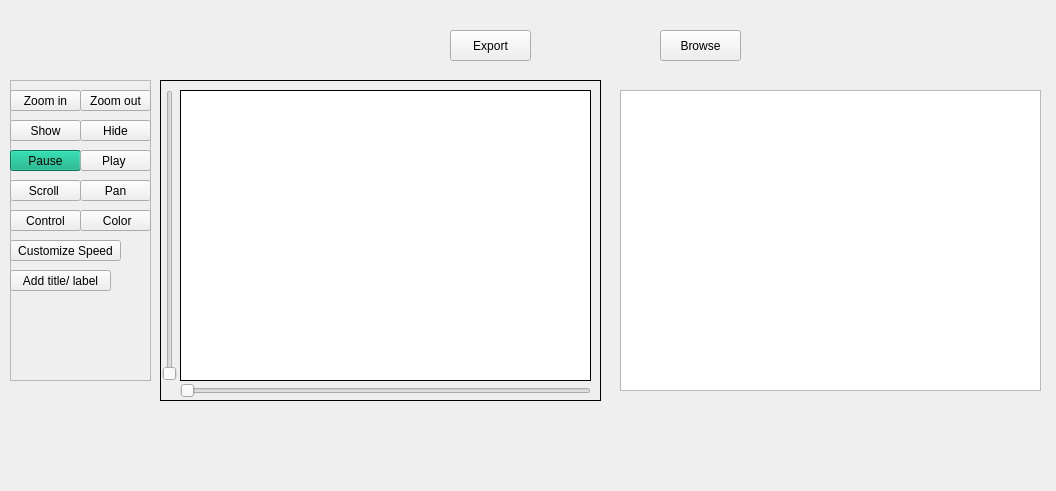
First picture: the form in Task 1 - Signal Viewer/main.ui, repository jemmyyy/dsptasks, before the edit.
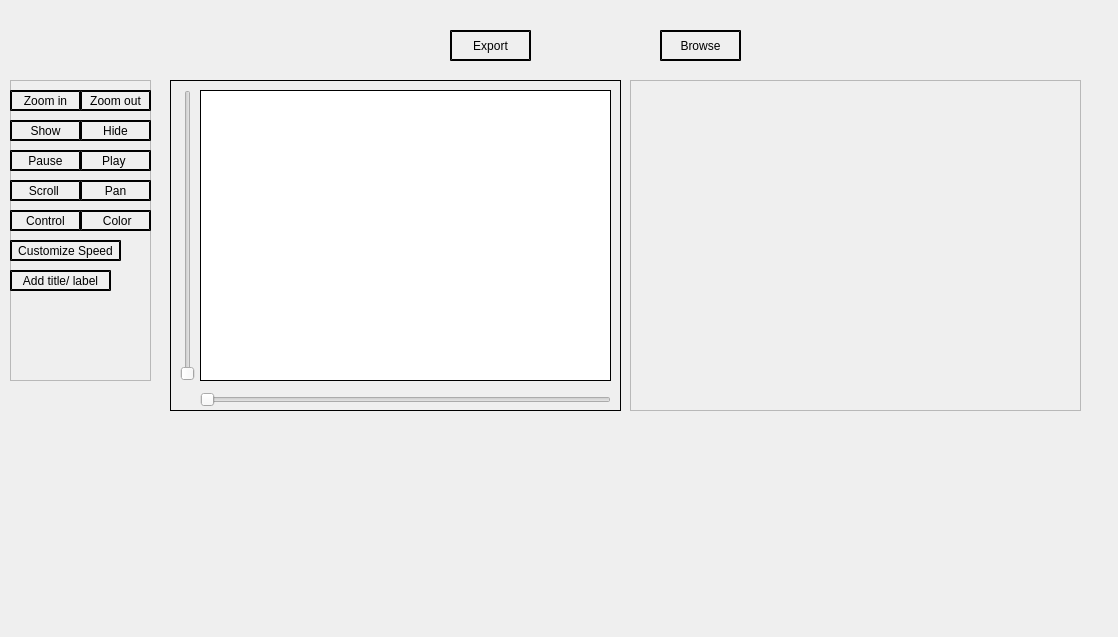
Second picture: the form after the edit. Icons and pictures are not drawn. Custom widgets are drawn as their Qt base class.

The edit to the form file:
```diff
--- a/Task 1 - Signal Viewer/main.ui
+++ b/Task 1 - Signal Viewer/main.ui
@@ -6,8 +6,8 @@
    <rect>
     <x>0</x>
     <y>0</y>
-    <width>1056</width>
-    <height>491</height>
+    <width>1118</width>
+    <height>637</height>
    </rect>
   </property>
   <property name="windowTitle">
@@ -29,7 +29,12 @@
     <string>&lt;html&gt;&lt;head/&gt;&lt;body&gt;&lt;p&gt;Press to Browse&lt;/p&gt;&lt;/body&gt;&lt;/html&gt;</string>
    </property>
    <property name="styleSheet">
-    <string notr="true"/>
+    <string notr="true">QPushButton
+{
+    border-style: outset;
+    border-width: 2px;
+    border-color: black;
+}</string>
    </property>
    <property name="text">
     <string>Browse</string>
@@ -38,10 +43,10 @@
   <widget class="QFrame" name="frame">
    <property name="geometry">
     <rect>
-     <x>160</x>
+     <x>170</x>
      <y>80</y>
-     <width>441</width>
-     <height>321</height>
+     <width>451</width>
+     <height>331</height>
     </rect>
    </property>
    <property name="styleSheet">
@@ -58,22 +63,12 @@
    <property name="frameShadow">
     <enum>QFrame::Raised</enum>
    </property>
-   <widget class="QGraphicsView" name="SignalView">
-    <property name="geometry">
-     <rect>
-      <x>20</x>
-      <y>10</y>
-      <width>411</width>
-      <height>291</height>
-     </rect>
-    </property>
-   </widget>
    <widget class="QSlider" name="verticalSlider">
     <property name="geometry">
      <rect>
-      <x>0</x>
+      <x>10</x>
       <y>10</y>
-      <width>20</width>
+      <width>16</width>
       <height>291</height>
      </rect>
     </property>
@@ -84,16 +79,26 @@
    <widget class="QSlider" name="horizontalSlider">
     <property name="geometry">
      <rect>
-      <x>20</x>
-      <y>300</y>
+      <x>30</x>
+      <y>310</y>
       <width>411</width>
-      <height>21</height>
+      <height>20</height>
      </rect>
     </property>
     <property name="orientation">
      <enum>Qt::Horizontal</enum>
     </property>
    </widget>
+   <widget class="PlotWidget" name="graphicsView">
+    <property name="geometry">
+     <rect>
+      <x>30</x>
+      <y>10</y>
+      <width>411</width>
+      <height>291</height>
+     </rect>
+    </property>
+   </widget>
   </widget>
   <widget class="QPushButton" name="ExportButton_12">
    <property name="geometry">
@@ -108,7 +113,12 @@
     <string>&lt;html&gt;&lt;head/&gt;&lt;body&gt;&lt;p&gt;Press to Export&lt;/p&gt;&lt;/body&gt;&lt;/html&gt;</string>
    </property>
    <property name="styleSheet">
-    <string notr="true">Press to Export</string>
+    <string notr="true">QPushButton
+{
+    border-style: outset;
+    border-width: 2px;
+    border-color: black;
+}</string>
    </property>
    <property name="text">
     <string>Export</string>
@@ -138,6 +148,14 @@
       <height>21</height>
      </rect>
     </property>
+    <property name="styleSheet">
+     <string notr="true">QPushButton
+{
+    border-style: outset;
+    border-width: 2px;
+    border-color: black;
+}</string>
+    </property>
     <property name="text">
      <string>Zoom in</string>
     </property>
@@ -151,6 +169,14 @@
       <height>21</height>
      </rect>
     </property>
+    <property name="styleSheet">
+     <string notr="true">QPushButton
+{
+    border-style: outset;
+    border-width: 2px;
+    border-color: black;
+}</string>
+    </property>
     <property name="text">
      <string>Show</string>
     </property>
@@ -164,6 +190,14 @@
       <height>21</height>
      </rect>
     </property>
+    <property name="styleSheet">
+     <string notr="true">QPushButton
+{
+    border-style: outset;
+    border-width: 2px;
+    border-color: black;
+}</string>
+    </property>
     <property name="text">
      <string>Hide</string>
     </property>
@@ -178,7 +212,12 @@
      </rect>
     </property>
     <property name="styleSheet">
-     <string notr="true">background-color: rgb(0, 170, 127);</string>
+     <string notr="true">QPushButton
+{
+    border-style: outset;
+    border-width: 2px;
+    border-color: black;
+}</string>
     </property>
     <property name="text">
      <string>Pause</string>
@@ -193,6 +232,14 @@
       <height>21</height>
      </rect>
     </property>
+    <property name="styleSheet">
+     <string notr="true">QPushButton
+{
+    border-style: outset;
+    border-width: 2px;
+    border-color: black;
+}</string>
+    </property>
     <property name="text">
      <string>Play </string>
     </property>
@@ -206,6 +253,14 @@
       <height>21</height>
      </rect>
     </property>
+    <property name="styleSheet">
+     <string notr="true">QPushButton
+{
+    border-style: outset;
+    border-width: 2px;
+    border-color: black;
+}</string>
+    </property>
     <property name="text">
      <string>Scroll </string>
     </property>
@@ -219,6 +274,14 @@
       <height>21</height>
      </rect>
     </property>
+    <property name="styleSheet">
+     <string notr="true">QPushButton
+{
+    border-style: outset;
+    border-width: 2px;
+    border-color: black;
+}</string>
+    </property>
     <property name="text">
      <string>Pan</string>
     </property>
@@ -232,6 +295,14 @@
       <height>21</height>
      </rect>
     </property>
+    <property name="styleSheet">
+     <string notr="true">QPushButton
+{
+    border-style: outset;
+    border-width: 2px;
+    border-color: black;
+}</string>
+    </property>
     <property name="text">
      <string>Zoom out</string>
     </property>
@@ -245,6 +316,14 @@
       <height>21</height>
      </rect>
     </property>
+    <property name="styleSheet">
+     <string notr="true">QPushButton
+{
+    border-style: outset;
+    border-width: 2px;
+    border-color: black;
+}</string>
+    </property>
     <property name="text">
      <string>Control</string>
     </property>
@@ -258,6 +337,15 @@
       <height>21</height>
      </rect>
     </property>
+    <property name="styleSheet">
+     <string notr="true">QPushButton
+{
+    border-style: outset;
+    border-width: 2px;
+    border-color: black;
+}
+</string>
+    </property>
     <property name="text">
      <string>Customize Speed</string>
     </property>
@@ -271,6 +359,14 @@
       <height>21</height>
      </rect>
     </property>
+    <property name="styleSheet">
+     <string notr="true">QPushButton
+{
+    border-style: outset;
+    border-width: 2px;
+    border-color: black;
+}</string>
+    </property>
     <property name="text">
      <string>Add title/ label</string>
     </property>
@@ -285,7 +381,7 @@
      </rect>
     </property>
     <property name="styleSheet">
-     <string notr="true">/* Button 6d */
+     <string notr="true">
 .QPushButtonn-6d {
 	border: 2px dashed #226fbe;
 }
@@ -293,6 +389,12 @@
 .QPushButton-6d:hover {
 	background: transparent;
 	color: #226fbe;
+}
+QPushButton
+{
+    border-style: outset;
+    border-width: 2px;
+    border-color: black;
 }</string>
     </property>
     <property name="text">
@@ -300,17 +402,36 @@
     </property>
    </widget>
   </widget>
-  <widget class="QGraphicsView" name="SpectroView_2">
+  <widget class="QFrame" name="frame_3">
    <property name="geometry">
     <rect>
-     <x>620</x>
-     <y>90</y>
-     <width>421</width>
-     <height>301</height>
+     <x>630</x>
+     <y>80</y>
+     <width>451</width>
+     <height>331</height>
     </rect>
    </property>
+   <property name="styleSheet">
+    <string notr="true">QFrame 
+{
+border-color: rgb(0, 0, 0);
+}</string>
+   </property>
+   <property name="frameShape">
+    <enum>QFrame::StyledPanel</enum>
+   </property>
+   <property name="frameShadow">
+    <enum>QFrame::Raised</enum>
+   </property>
   </widget>
  </widget>
+ <customwidgets>
+  <customwidget>
+   <class>PlotWidget</class>
+   <extends>QGraphicsView</extends>
+   <header location="global">pyqtgraph</header>
+  </customwidget>
+ </customwidgets>
  <resources/>
  <connections/>
 </ui>
```
Left out of the diff: 2063 changed lines with no effect on the pictures.
